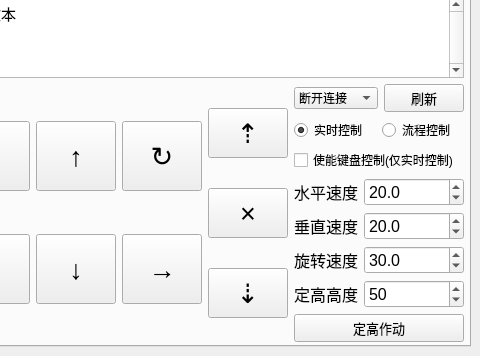
Qt form python_sdk/fc_gui/gui.ui (ElluIFX/ANO_LX_FC) before a commit; both pictures show x 148 to 628 and y 225 to 581 of the 628 by 581 pixel window.
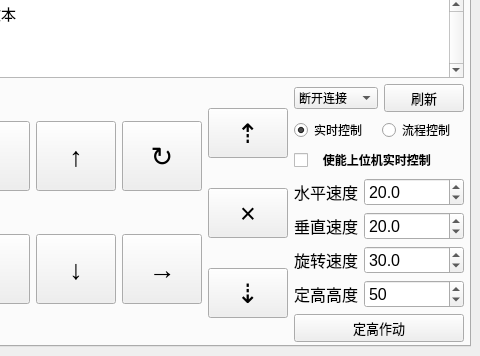
The same form after that commit.

Commit message: ✨ feat(GUI): gui更新

Diff of the .ui file:
```diff
--- a/python_sdk/fc_gui/gui.ui
+++ b/python_sdk/fc_gui/gui.ui
@@ -979,14 +979,14 @@
                <property name="font">
                 <font>
                  <italic>false</italic>
-                 <bold>false</bold>
+                 <bold>true</bold>
                 </font>
                </property>
                <property name="layoutDirection">
                 <enum>Qt::LeftToRight</enum>
                </property>
                <property name="text">
-                <string>使能键盘控制(仅实时控制)</string>
+                <string>   使能上位机实时控制</string>
                </property>
               </widget>
              </item>
```
Left out of the diff: 12 changed lines with no effect on the pictures. The commit also changes 2 other files.
